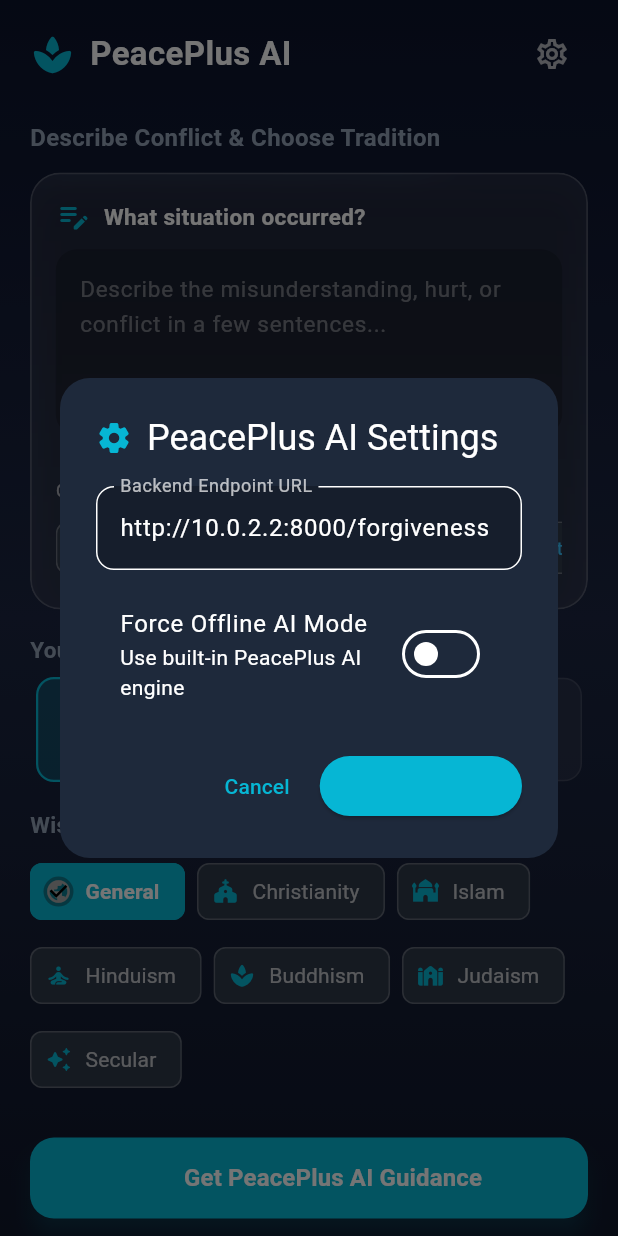
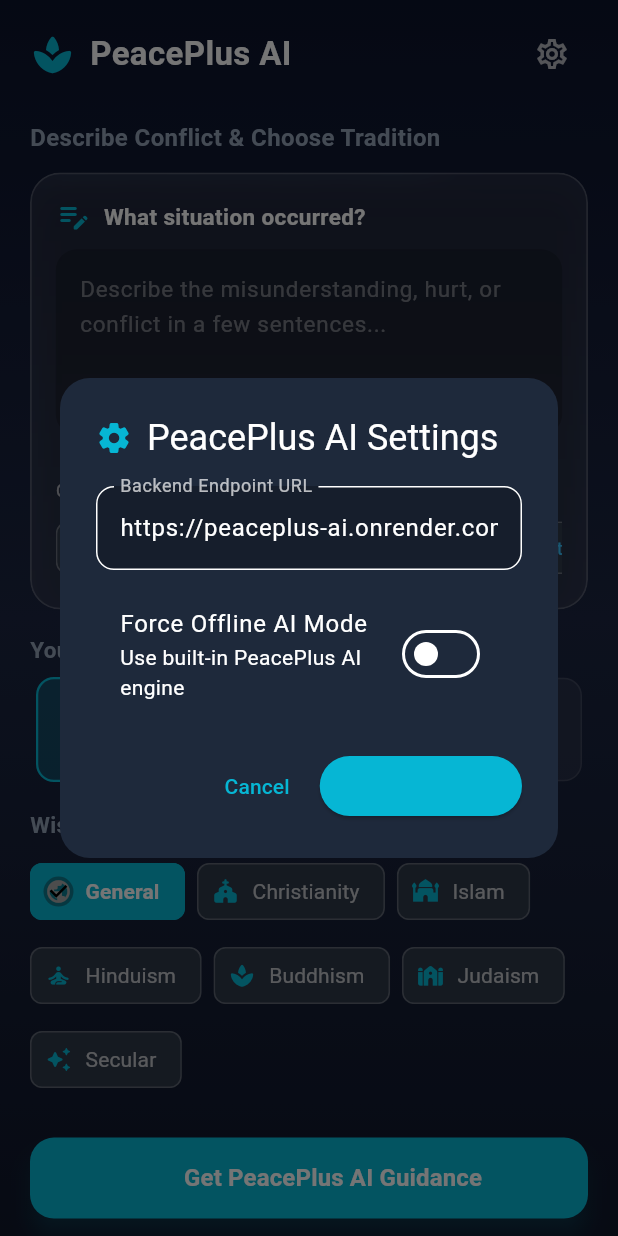
Before and after one commit to Mangesh347/PeacePlus_Ai, a Flutter app: the HomeScreen screen opened directly, after a tap on the "settings" icon, on a phone screen of 412 x 824 dp. Run offline on Flutter 3.47's test engine with Material 3 defaults, Android fonts, the phone set to English and light mode, and no system bars; our stand-ins replace shared_preferences; accounts and stored records are empty.

Commit message:
Configure default backend URL to live Render endpoint

```diff
--- a/lib/main.dart
+++ b/lib/main.dart
@@ -275,7 +275,7 @@ class _HomeScreenState extends State<HomeScreen> {
   String _selectedReligion = 'General';
   String _selectedPerspective = 'Aggrieved';
   bool _isLoading = false;
-  String _apiUrl = "http://10.0.2.2:8000/forgiveness";
+  String _apiUrl = "https://peaceplus-ai.onrender.com/forgiveness";
   bool _forceOfflineMode = false;
 
   final List<Map<String, dynamic>> _traditions = [
@@ -306,7 +306,7 @@ class _HomeScreenState extends State<HomeScreen> {
   Future<void> _loadSettings() async {
     final prefs = await SharedPreferences.getInstance();
     setState(() {
-      _apiUrl = prefs.getString('api_url') ?? "http://10.0.2.2:8000/forgiveness";
+      _apiUrl = prefs.getString('api_url') ?? "https://peaceplus-ai.onrender.com/forgiveness";
       _forceOfflineMode = prefs.getBool('offline_mode') ?? false;
     });
   }
```
